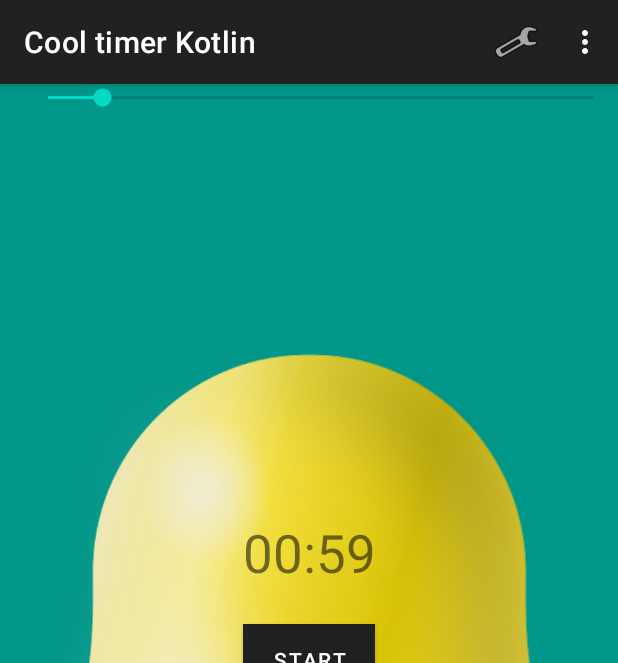
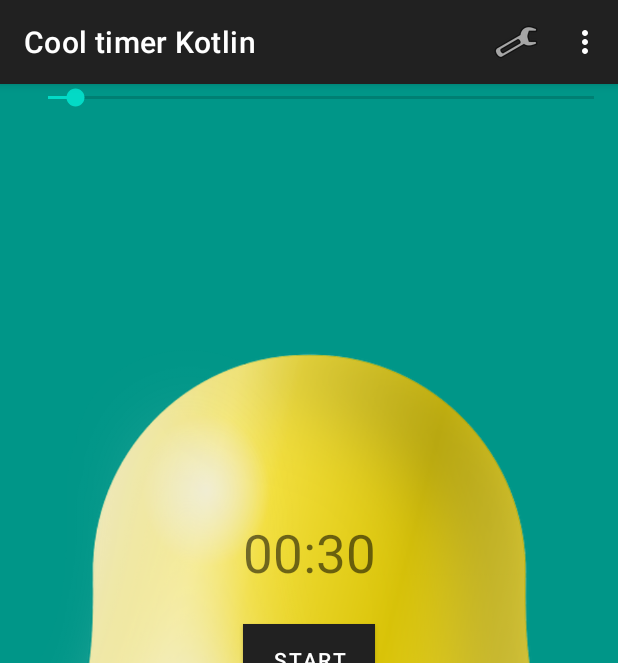
Before and after one commit to VadimKravchenkoDev/Cool-timer-Java, an Android app: the screen it shows after launch (MainActivity), after a tap on "STOP", on a phone screen of 412 x 824 dp. Shown: the top 663 px of the screen. Run offline under Robolectric (Android 15) with nearby library versions, the phone set to English and light mode, and no system bars; 1 other tap on this screen came first.

Commit message:
for pull

```diff
--- a/app/src/main/java/com/kravchenkovadim/cooltimerkotlin/MainActivity.java
+++ b/app/src/main/java/com/kravchenkovadim/cooltimerkotlin/MainActivity.java
@@ -28,6 +28,7 @@ public class MainActivity extends AppCompatActivity {
     private CountDownTimer countDownTimer;
     private boolean isTimerOn;
     private MediaPlayer mediaPlayer;
+    private int defaulInterval;
 
     @Override
     protected void onCreate(Bundle savedInstanceState) {
@@ -46,7 +47,7 @@ public class MainActivity extends AppCompatActivity {
         button = findViewById(R.id.button);
         seekBar.setMax(600);
         seekBar.setProgress(59);
-
+        setIntervalFromSharedPreferences(PreferenceManager.getDefaultSharedPreferences(this));
         seekBar.setOnSeekBarChangeListener(new SeekBar.OnSeekBarChangeListener() {
             @Override
             public void onProgressChanged(SeekBar seekBar, int progress, boolean b) {
@@ -114,10 +115,9 @@ public class MainActivity extends AppCompatActivity {
     private void resetTimer() {
         button.setText("START");
         seekBar.setEnabled(true);
-        seekBar.setProgress(59);
-        textView.setText("00:59");
         isTimerOn = false;
         countDownTimer.cancel();
+        setIntervalFromSharedPreferences(PreferenceManager.getDefaultSharedPreferences(this));
     }
 
     @Override
@@ -147,4 +147,9 @@ public class MainActivity extends AppCompatActivity {
         }
         return super.onMenuOpened(featureId, menu);
     }
+    private void setIntervalFromSharedPreferences(SharedPreferences sharedPreferences){
+        defaulInterval =Integer.valueOf(sharedPreferences.getString("default_interval","30")) ;
+        textView.setText("00:"+defaulInterval);
+        seekBar.setProgress(defaulInterval);
+    }
 }
```
Also changed, not shown: app/src/main/res/xml/preferences.xml (line endings or trailing spaces).
